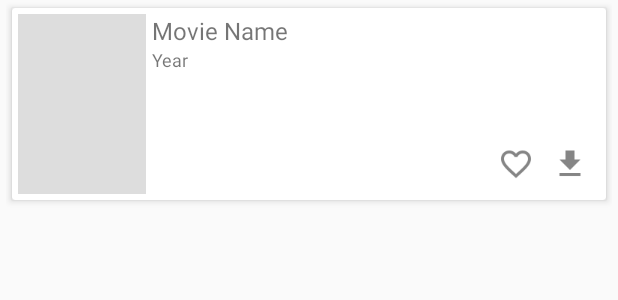
After one commit to francoj11/popcorn, an Android app: the layout row_movie.xml on its own in the app's theme, with its tools: preview values and no code run, on a phone screen of 412 x 824 dp. The commit adds this screen. Shown: the top 300 px of the screen. Run offline under Robolectric (Android 15) with nearby library versions, the phone set to English and light mode, and no system bars.

Commit message:
Added fragment to display the movie list result

```diff
--- a/app/build.gradle
+++ b/app/build.gradle
@@ -32,6 +32,9 @@ dependencies {
     androidTestImplementation 'com.android.support.test:runner:1.0.2'
     androidTestImplementation 'com.android.support.test.espresso:espresso-core:3.0.2'
 
+    // CardView
+    compile 'com.android.support:cardview-v7:26.1.0'
+
     // Google Log In
     compile 'com.google.android.gms:play-services-auth:15.0.1'
 
--- a/app/src/main/java/ar/com/francojaramillo/popcorn/dagger/AppComponent.kt
+++ b/app/src/main/java/ar/com/francojaramillo/popcorn/dagger/AppComponent.kt
@@ -1,5 +1,6 @@
 package ar.com.francojaramillo.popcorn.dagger
 
+import ar.com.francojaramillo.popcorn.ui.fragments.MoviesFragment
 import ar.com.francojaramillo.popcorn.ui.fragments.SearchFragment
 import ar.com.francojaramillo.popcorn.viewmodels.ViewModelFactory
 import dagger.Component
@@ -11,4 +12,5 @@ import javax.inject.Singleton
                              RepositoryModule::class, ViewModelModule::class))
 interface AppComponent {
     fun inject(searchFragment: SearchFragment)
+    fun inject(moviesFragment: MoviesFragment)
 }
--- a/app/src/main/java/ar/com/francojaramillo/popcorn/ui/activities/MainActivity.kt
+++ b/app/src/main/java/ar/com/francojaramillo/popcorn/ui/activities/MainActivity.kt
@@ -12,6 +12,7 @@ import android.view.MenuItem
 import kotlinx.android.synthetic.main.activity_main.*
 import kotlinx.android.synthetic.main.app_bar_main.*
 import ar.com.francojaramillo.popcorn.R
+import ar.com.francojaramillo.popcorn.ui.fragments.MoviesFragment
 import ar.com.francojaramillo.popcorn.ui.fragments.SearchFragment
 
 /**
@@ -119,6 +120,11 @@ class MainActivity : AppCompatActivity(), NavigationView.OnNavigationItemSelecte
     }
 
 
+    /**
+     * When there is a  result, it changes the search fragment for the Movies Fragment that
+     * displays the result in a nice list
+     */
     override fun onMoviesListResult() {
+        replaceFragment(MoviesFragment.newInstance(), null, true)
     }
 }
--- /dev/null
+++ b/app/src/main/res/layout/row_movie.xml
@@ -0,0 +1,78 @@
+<?xml version="1.0" encoding="utf-8"?>
+<FrameLayout xmlns:android="http://schemas.android.com/apk/res/android"
+    xmlns:app="http://schemas.android.com/apk/res-auto"
+    android:layout_width="match_parent"
+    android:layout_height="wrap_content"
+    android:paddingLeft="4dp"
+    android:paddingRight="4dp">
+
+    <android.support.v7.widget.CardView
+        android:layout_width="match_parent"
+        android:layout_height="wrap_content"
+        android:background="@color/white"
+        android:elevation="3dp"
+        app:cardElevation="3dp"
+        app:cardUseCompatPadding="true">
+
+        <LinearLayout
+            android:layout_width="match_parent"
+            android:layout_height="wrap_content"
+            android:orientation="horizontal"
+            android:padding="4dp">
+
+            <ImageView
+                android:id="@+id/poster_iv"
+                android:background="@color/soft_gray"
+                android:scaleType="centerCrop"
+                android:layout_width="85dp"
+                android:layout_height="120dp" />
+
+            <LinearLayout
+                android:layout_width="0dp"
+                android:layout_height="match_parent"
+                android:layout_marginLeft="4dp"
+                android:layout_weight="2"
+                android:orientation="vertical">
+
+                <TextView
+                    android:id="@+id/movie_name_tv"
+                    android:layout_width="wrap_content"
+                    android:layout_height="wrap_content"
+                    android:text="Movie Name"
+                    android:textSize="16dp" />
+
+                <TextView
+                    android:id="@+id/movie_year_tv"
+                    android:layout_width="wrap_content"
+                    android:layout_height="wrap_content"
+                    android:text="Year"
+                    android:textSize="12dp" />
+
+                <LinearLayout
+                    android:layout_width="match_parent"
+                    android:layout_height="match_parent"
+                    android:gravity="bottom|right"
+                    android:orientation="horizontal"
+                    android:padding="4dp">
+
+                    <ImageView
+                        android:id="@+id/fav_btn"
+                        android:layout_width="32dp"
+                        android:layout_height="32dp"
+                        android:padding="@dimen/space_super_small"
+                        android:src="@drawable/ic_fav_empty" />
+
+                    <ImageView
+                        android:id="@+id/download_btn"
+                        android:layout_width="32dp"
+                        android:layout_height="32dp"
+                        android:padding="@dimen/space_super_small"
+                        android:layout_marginLeft="@dimen/space_super_small"
+                        android:src="@drawable/ic_download" />
+                </LinearLayout>
+
+            </LinearLayout>
+        </LinearLayout>
+    </android.support.v7.widget.CardView>
+
+</FrameLayout>
--- a/app/src/main/res/values/colors.xml
+++ b/app/src/main/res/values/colors.xml
@@ -3,4 +3,12 @@
     <color name="colorPrimary">#3F51B5</color>
     <color name="colorPrimaryDark">#303F9F</color>
     <color name="colorAccent">#FF4081</color>
+
+
+    <!-- ###########################################################################################
+    ######################################### C O L O R S ##########################################
+    #############################################################################################-->
+
+    <color name="white">#ffffff</color>
+    <color name="soft_gray">#dddddd</color>
 </resources>
--- a/app/src/main/res/values/strings.xml
+++ b/app/src/main/res/values/strings.xml
@@ -1,6 +1,6 @@
 <resources>
     <string name="app_name">Popcorn</string>
-    <string name="title_activity_main">MainActivity</string>
+    <string name="title_activity_main">Popcorn</string>
     <string name="navigation_drawer_open">Open navigation drawer</string>
     <string name="navigation_drawer_close">Close navigation drawer</string>
     <string name="nav_header_title">Android Studio</string>
@@ -14,5 +14,6 @@
     <string name="search">Search</string>
     <string name="title_required">Title required</string>
     <string name="title_required_description">You must provide a movie title to search for movies</string>
+    <string name="no_movies_found">No movies found</string>
 
 </resources>
```
Also changed, not shown: app/src/main/java/ar/com/francojaramillo/popcorn/ui/adapters/MoviesAdapter.kt (added, +68 -0 lines), app/src/main/java/ar/com/francojaramillo/popcorn/ui/fragments/MoviesFragment.kt (added, +106 -0 lines), app/src/main/res/layout/fragment_movies.xml (added, +19 -0 lines), app/src/main/res/drawable-hdpi/ic_download.png (added), app/src/main/res/drawable-hdpi/ic_fav_empty.png (added), app/src/main/res/drawable-mdpi/ic_download.png (added), app/src/main/res/drawable-mdpi/ic_fav_empty.png (added), app/src/main/res/drawable-xhdpi/ic_download.png (added), app/src/main/res/drawable-xhdpi/ic_fav_empty.png (added), app/src/main/res/drawable-xxhdpi/ic_download.png (added), app/src/main/res/drawable-xxhdpi/ic_fav_empty.png (added).
